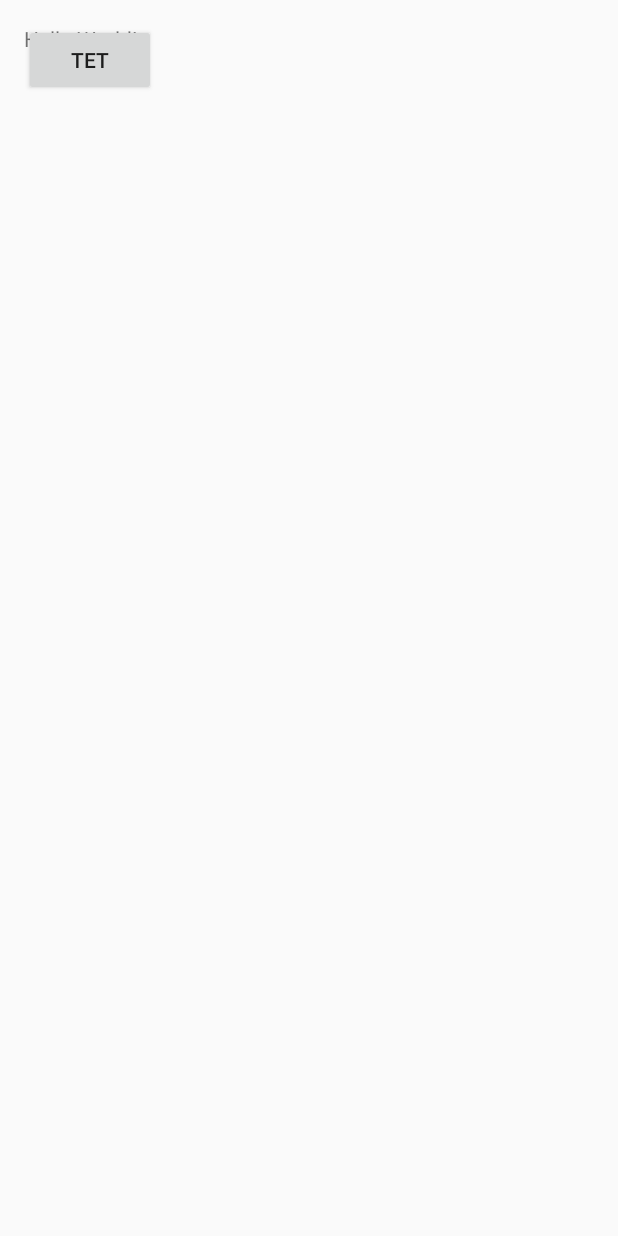
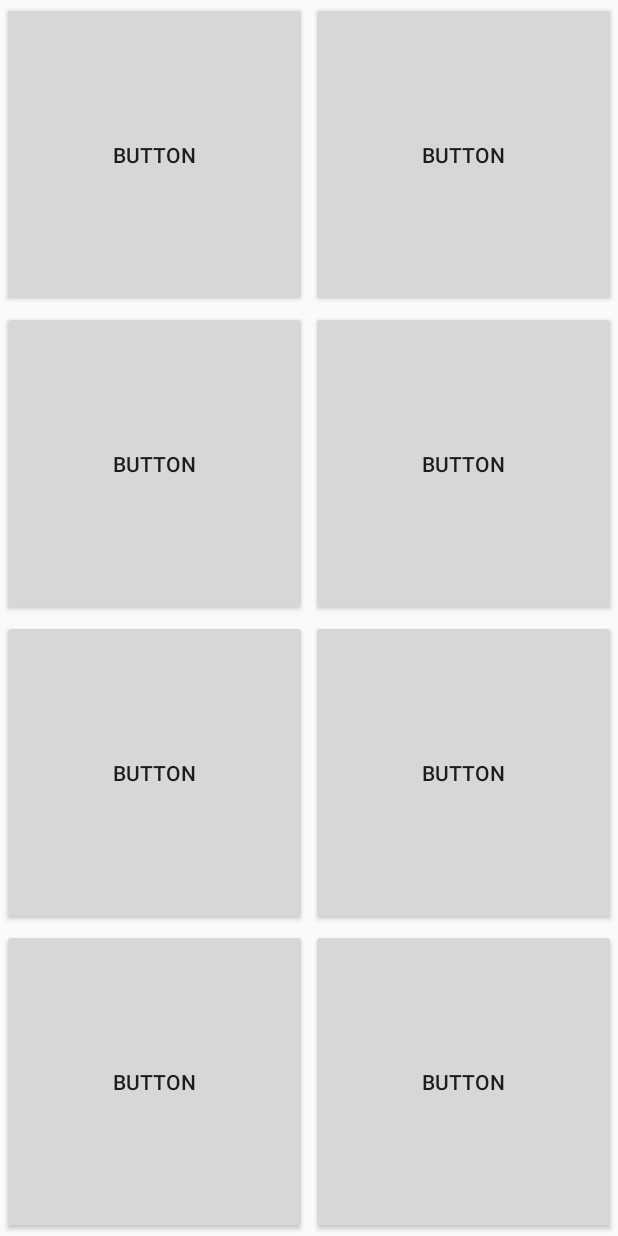
Before and after one commit to jatinhariani/Senior-Citizen-Launcher, an Android app: the layout fragment_launcher.xml on its own in the app's theme, with its tools: preview values and no code run, on a phone screen of 412 x 824 dp. Run offline under Robolectric (Android 15) with nearby library versions, the phone set to English and light mode, and no system bars.

Commit message:
added gridlayout and some button placeholders.

```diff
--- a/app/build.gradle
+++ b/app/build.gradle
@@ -61,4 +61,7 @@ dependencies {
     //mvp
     compile 'com.hannesdorfmann.mosby:mvp:2.0.0'
     compile 'com.hannesdorfmann.mosby:viewstate:2.0.0'
+
+    //ui
+    compile 'com.android.support:gridlayout-v7:23.1.1'
 }
--- a/app/src/main/res/layout/fragment_launcher.xml
+++ b/app/src/main/res/layout/fragment_launcher.xml
@@ -1,22 +1,108 @@
-<RelativeLayout xmlns:android="http://schemas.android.com/apk/res/android"
-    xmlns:tools="http://schemas.android.com/tools"
+<?xml version="1.0" encoding="utf-8"?>
+<android.support.v7.widget.GridLayout xmlns:android="http://schemas.android.com/apk/res/android"
     android:layout_width="match_parent"
     android:layout_height="match_parent"
-    android:paddingLeft="@dimen/activity_horizontal_margin"
-    android:paddingRight="@dimen/activity_horizontal_margin"
-    android:paddingTop="@dimen/activity_vertical_margin"
-    android:paddingBottom="@dimen/activity_vertical_margin"
-    tools:showIn="@layout/activity_launcher"
-    tools:context=".launcher.ui.LauncherActivityFragment">
+    xmlns:app="http://schemas.android.com/apk/res-auto"
+    app:useDefaultMargins="false"
+    app:alignmentMode="alignBounds"
+    app:columnOrderPreserved="false"
+    app:rowCount="4"
+    app:columnCount="2">
 
-    <TextView
-        android:text="Hello World!"
-        android:layout_width="wrap_content"
-        android:layout_height="wrap_content" />
+    <LinearLayout
+        android:layout_margin="1dp"
+        app:layout_columnWeight="1"
+        app:layout_rowWeight="1">
 
-    <Button
-        android:layout_width="wrap_content"
-        android:layout_height="wrap_content"
-        android:text="tet"
-        android:onClick="bbb"/>
-</RelativeLayout>
+        <Button
+            android:layout_width="match_parent"
+            android:layout_height="match_parent"
+            android:text="Button"/>
+
+    </LinearLayout>
+
+    <LinearLayout
+        android:layout_margin="1dp"
+        app:layout_columnWeight="1"
+        app:layout_rowWeight="1">
+
+        <Button
+            android:layout_width="match_parent"
+            android:layout_height="match_parent"
+            android:text="Button"/>
+
+    </LinearLayout>
+
+    <LinearLayout
+        android:layout_margin="1dp"
+        app:layout_columnWeight="1"
+        app:layout_rowWeight="1">
+
+        <Button
+            android:layout_width="match_parent"
+            android:layout_height="match_parent"
+            android:text="Button"/>
+
+    </LinearLayout>
+
+    <LinearLayout
+        android:layout_margin="1dp"
+        app:layout_columnWeight="1"
+        app:layout_rowWeight="1">
+
+        <Button
+            android:layout_width="match_parent"
+            android:layout_height="match_parent"
+            android:text="Button"/>
+
+    </LinearLayout>
+
+    <LinearLayout
+        android:layout_margin="1dp"
+        app:layout_columnWeight="1"
+        app:layout_rowWeight="1">
+
+        <Button
+            android:layout_width="match_parent"
+            android:layout_height="match_parent"
+            android:text="Button"/>
+
+    </LinearLayout>
+
+    <LinearLayout
+        android:layout_margin="1dp"
+        app:layout_columnWeight="1"
+        app:layout_rowWeight="1">
+
+        <Button
+            android:layout_width="match_parent"
+            android:layout_height="match_parent"
+            android:text="Button"/>
+
+    </LinearLayout>
+
+    <LinearLayout
+        android:layout_margin="1dp"
+        app:layout_columnWeight="1"
+        app:layout_rowWeight="1">
+
+        <Button
+            android:layout_width="match_parent"
+            android:layout_height="match_parent"
+            android:text="Button"/>
+
+    </LinearLayout>
+
+    <LinearLayout
+        android:layout_margin="1dp"
+        app:layout_columnWeight="1"
+        app:layout_rowWeight="1">
+
+        <Button
+            android:layout_width="match_parent"
+            android:layout_height="match_parent"
+            android:text="Button"/>
+
+    </LinearLayout>
+
+</android.support.v7.widget.GridLayout>
```
